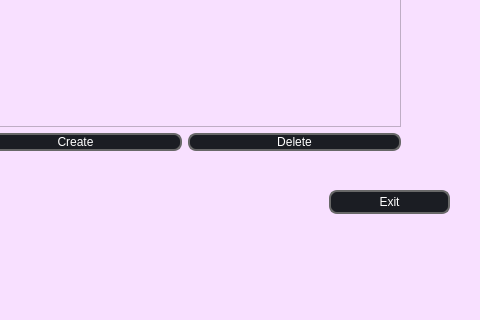
Before: the Qt Designer form UI/w_decklist/decklist.ui in Saigz/task_tracker_qt, drawn with Qt 5; both pictures show x 320 to 800 and y 280 to 600 of the 800 by 600 pixel window.
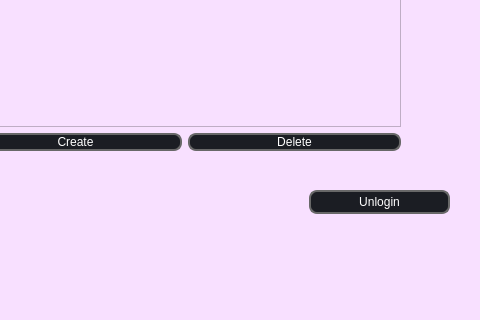
After: the same form once the commit is applied.

What changed in the file:
```diff
--- a/UI/w_decklist/decklist.ui
+++ b/UI/w_decklist/decklist.ui
@@ -121,9 +121,9 @@
    <widget class="QPushButton" name="btn_Exit">
     <property name="geometry">
      <rect>
-      <x>649</x>
+      <x>629</x>
       <y>470</y>
-      <width>121</width>
+      <width>141</width>
       <height>24</height>
      </rect>
     </property>
@@ -147,7 +147,7 @@
 </string>
     </property>
     <property name="text">
-     <string>Exit</string>
+     <string>Unlogin</string>
     </property>
    </widget>
   </widget>
```
